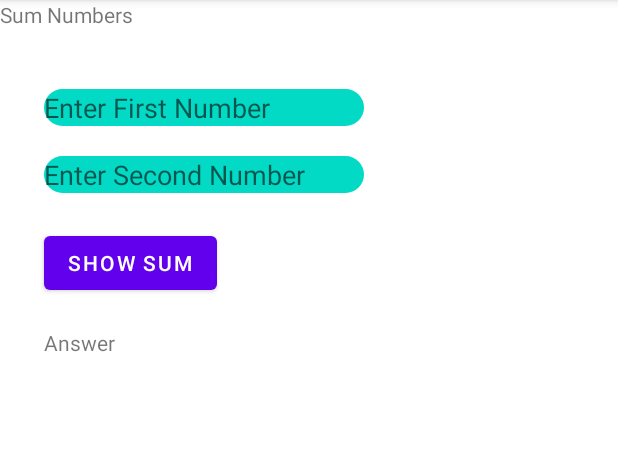
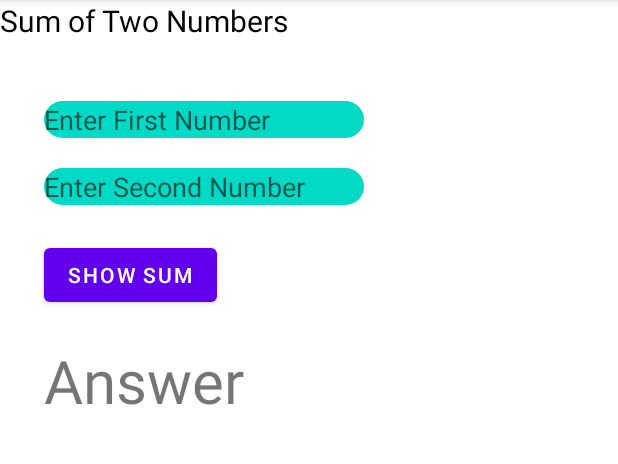
Before and after one commit to 20IT023/AdditionApplication, an Android app: the screen it shows after launch (MainActivity), on a phone screen of 412 x 824 dp, the part 84-548 px from its top. Run offline under Robolectric (Android 15) with nearby library versions, the phone set to English and light mode, and no system bars.

Commit message:
Applied some changes

```diff
--- a/app/src/main/res/layout/activity_main.xml
+++ b/app/src/main/res/layout/activity_main.xml
@@ -4,13 +4,17 @@
     android:id="@+id/activity_main"
     android:layout_width="match_parent"
     android:layout_height="match_parent"
-    tools:context="com.example.additionapplication.MainActivity">
+    tools:context="com.example.additionapplication.MainActivity"
+    >
 
     <TextView
+        android:id="@+id/textView"
         android:layout_width="wrap_content"
         android:layout_height="wrap_content"
-        android:text="Sum Numbers"
-        android:id="@+id/textView" />
+        android:text="Sum of Two Numbers"
+        android:textColor="@color/black"
+        android:textSize="20dp"
+         />
 
     <EditText
         android:id="@+id/num1"
@@ -53,6 +57,8 @@
         android:text="Answer"
         android:layout_below="@+id/sum"
         android:layout_alignStart="@+id/sum"
-        android:layout_marginTop="19dp" />
+        android:layout_marginTop="19dp"
+        android:textSize="40dp"
+        />
 
 </RelativeLayout>
```
